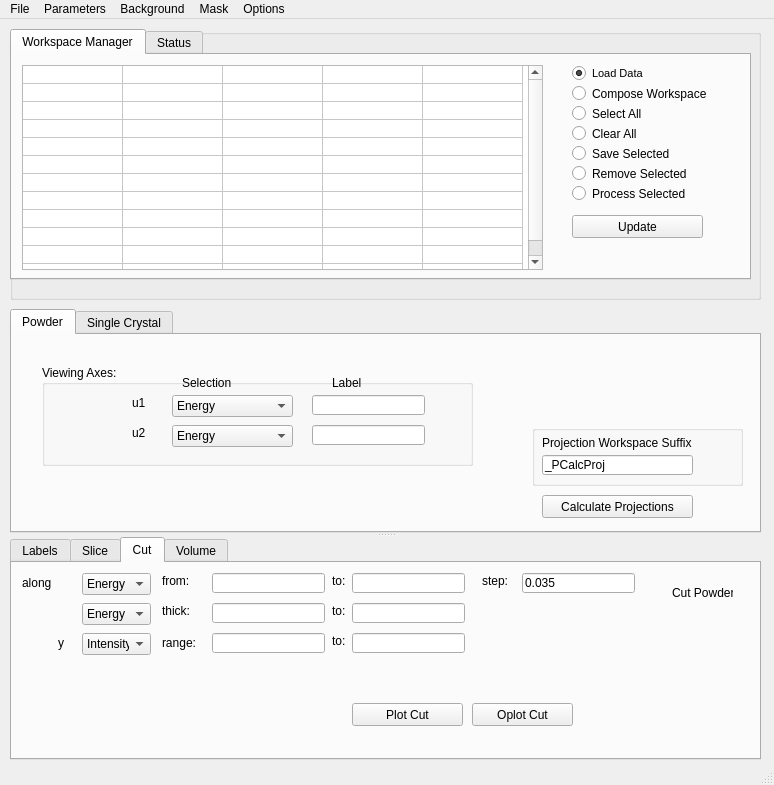
neutrons/mslice_2.0, file MSlice.ui: the form before one commit.
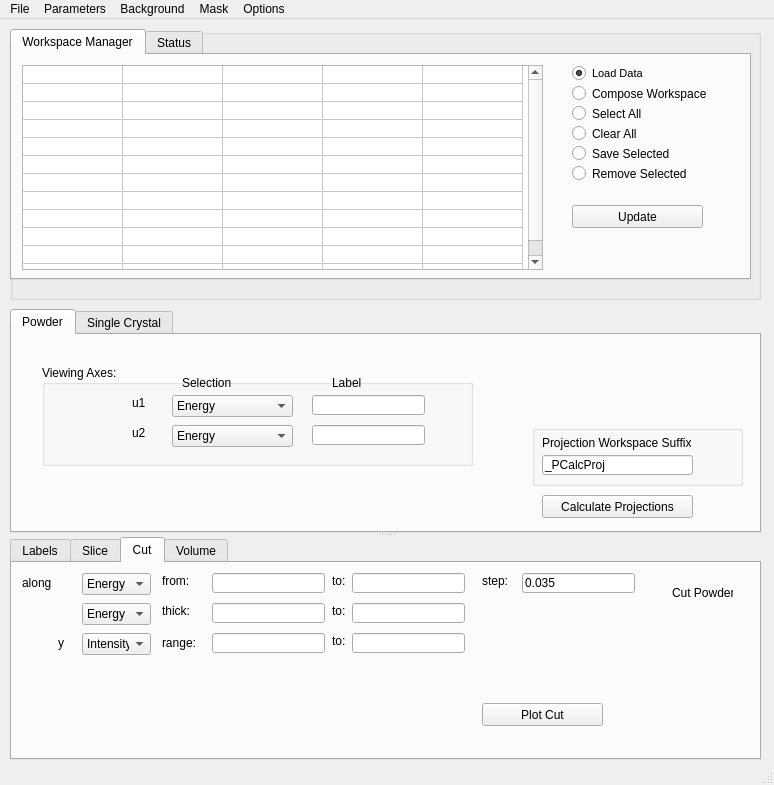
The form after the commit. The open tabs and pages were chosen to show the change.

Commit message:
Added Powder Cut Plot
The plot GUI is comprised of a Matplotlib figure incorporated within a
PyQt application called from the main MSlice application.

The edit to the form file:
```diff
--- a/MSlice.ui
+++ b/MSlice.ui
@@ -215,7 +215,7 @@
        <property name="geometry">
         <rect>
          <x>560</x>
-         <y>160</y>
+         <y>150</y>
          <width>131</width>
          <height>23</height>
         </rect>
@@ -311,19 +311,6 @@
         <bool>true</bool>
        </property>
       </widget>
-      <widget class="QRadioButton" name="radioButtonProcessSelected">
-       <property name="geometry">
-        <rect>
-         <x>560</x>
-         <y>130</y>
-         <width>181</width>
-         <height>17</height>
-        </rect>
-       </property>
-       <property name="text">
-        <string>Process Selected</string>
-       </property>
-      </widget>
      </widget>
      <widget class="QWidget" name="tabWidgetFilesWorkspacesPage1">
       <attribute name="title">
@@ -2828,19 +2815,6 @@
           </rect>
          </property>
         </widget>
-        <widget class="QPushButton" name="pushButtonPowderCutOplot">
-         <property name="geometry">
-          <rect>
-           <x>460</x>
-           <y>140</y>
-           <width>101</width>
-           <height>23</height>
-          </rect>
-         </property>
-         <property name="text">
-          <string>Oplot Cut</string>
-         </property>
-        </widget>
         <widget class="QLabel" name="label_63">
          <property name="geometry">
           <rect>
@@ -2896,9 +2870,9 @@
         <widget class="QPushButton" name="pushButtonPowderCutPlot">
          <property name="geometry">
           <rect>
-           <x>340</x>
+           <x>470</x>
            <y>140</y>
-           <width>111</width>
+           <width>121</width>
            <height>23</height>
           </rect>
          </property>
```
Left out of the diff: 90 changed lines with no effect on the pictures. The commit also changes 6 other files.
